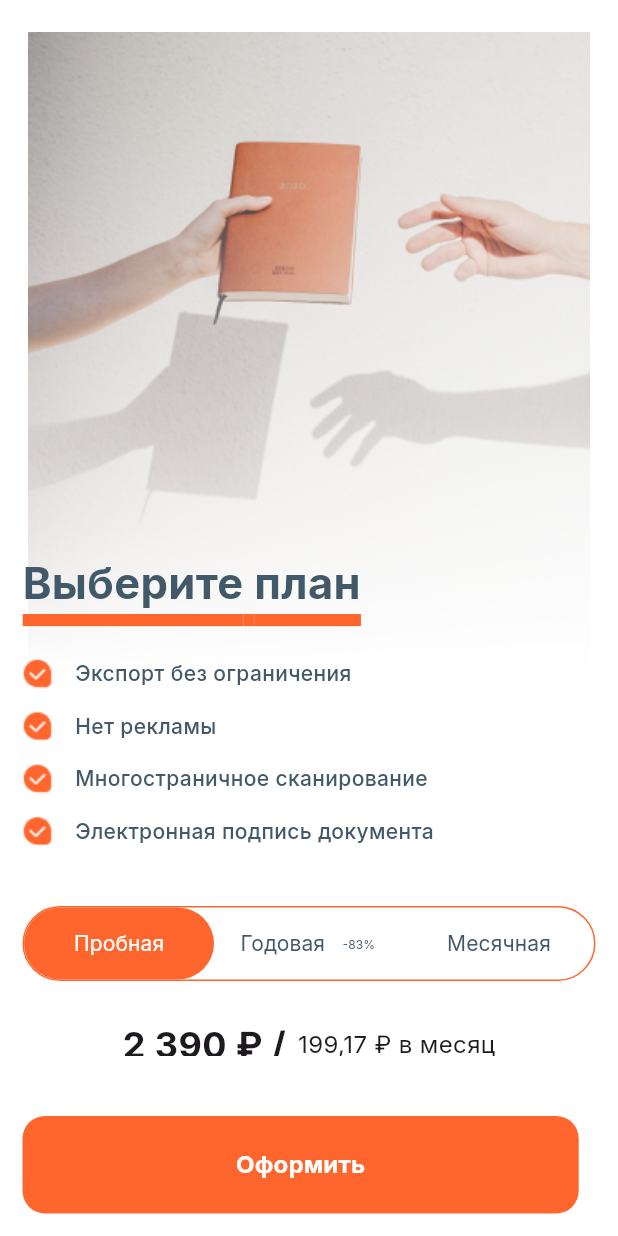
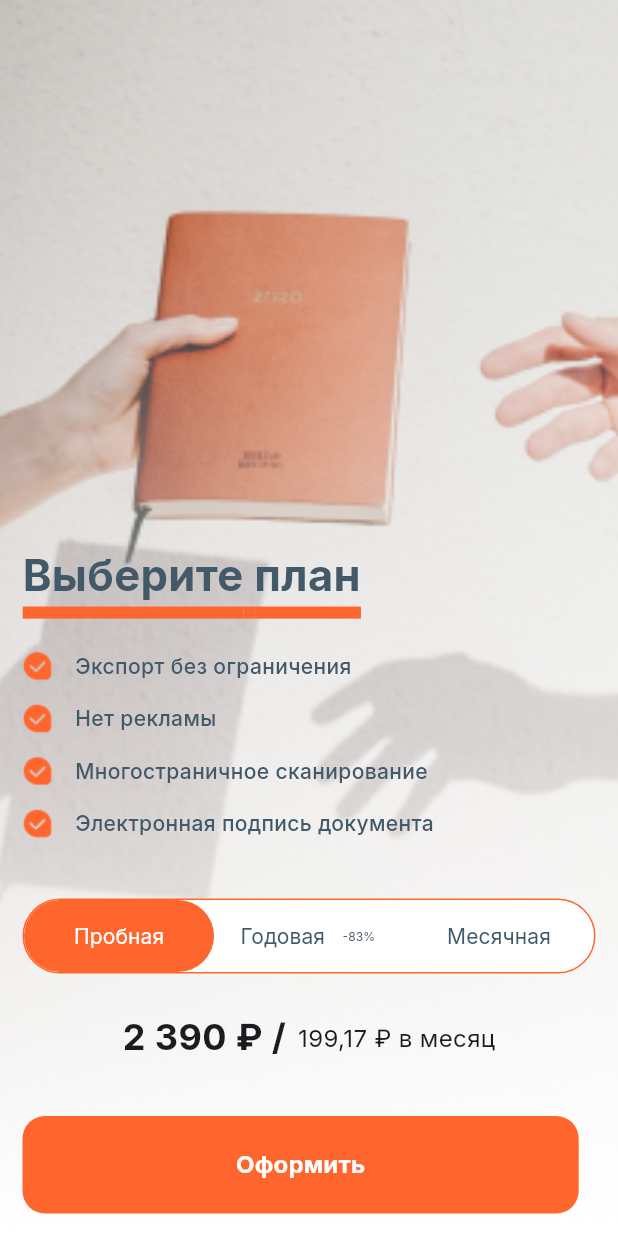
Before and after one commit to MaximKemmel/scannerapp, a Flutter app: the PremiumScreen screen opened directly, on a phone screen of 412 x 824 dp. Run offline on Flutter 3.47's test engine with Material 2 defaults, Android fonts, the phone set to English and light mode, and no system bars; our stand-ins replace flutter_switch, google_fonts; missing offline and left inert: flutter_share.

Commit message:
Update Premium

```diff
--- a/lib/ui/screens/home/pages/premium.dart
+++ b/lib/ui/screens/home/pages/premium.dart
@@ -18,9 +18,13 @@ class _PremiumPageState extends State<PremiumPage>
 
     return Stack(
       children: [
-        Image.asset(
-          'assets/png/premium_background.png',
-          width: MediaQuery.of(context).size.width,
+        Container(
+          decoration: const BoxDecoration(
+            image: DecorationImage(
+              image: AssetImage("assets/png/premium_background.png"),
+              fit: BoxFit.cover,
+            ),
+          ),
         ),
         Padding(
           padding: const EdgeInsets.all(15),
@@ -208,7 +212,7 @@ class _PremiumPageState extends State<PremiumPage>
               ),
               const SizedBox(height: 25),
               SizedBox(
-                height: 25,
+                height: 30,
                 child: TabBarView(
                   controller: tabController,
                   children: [
```
